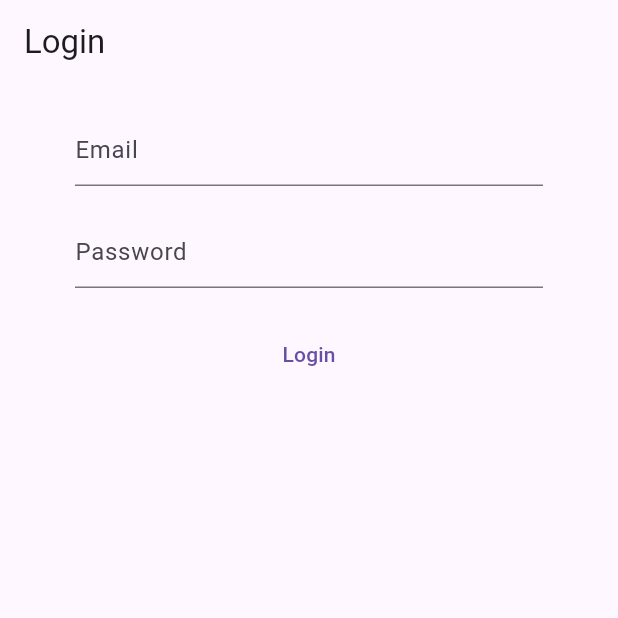
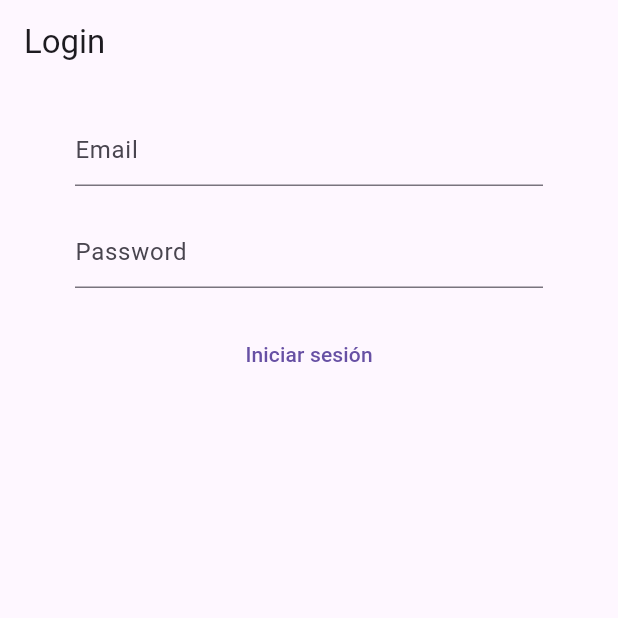
Before and after one commit to leanrodriguezst/ocr-app-flutter, a Flutter app: the screen it shows after launch, on a phone screen of 412 x 824 dp, the top half of it. Run offline on Flutter 3.47's test engine with Material 3 defaults, Android fonts, the phone set to English and light mode, and no system bars; our stand-ins replace dio, equatable, flutter_bloc, flutter_dotenv, get_it, go_router and 1 more; missing offline and left inert: google_ml_kit.

Commit message:
login working

```diff
--- a/lib/auth/presentation/bloc/login_bloc.dart
+++ b/lib/auth/presentation/bloc/login_bloc.dart
@@ -1,6 +1,7 @@
 import 'package:equatable/equatable.dart';
 import 'package:flutter_bloc/flutter_bloc.dart';
 import 'package:ocr_app_flutter/auth/presentation/interfaces/login_use_case.dart';
+import 'package:ocr_app_flutter/auth/presentation/viewstates/login_view_state.dart';
 
 part 'login_event.dart';
 part 'login_state.dart';
@@ -9,14 +10,32 @@ class LoginBloc extends Bloc<LoginEvent, LoginState> {
   final LoginUseCase _loginUseCase;
 
   LoginBloc(this._loginUseCase) : super(const LoginState()) {
-    on<Login>(_login);
+    on<FormSubmit>(_login);
+    on<UsernameChanged>(_usernameChanged);
+    on<PasswordChanged>(_passwordChanged);
   }
 
-  Future<void> _login(Login event, Emitter<LoginState> emit) async {
-    final result = await _loginUseCase.login(event.email, event.password);
+  Future<void> _login(FormSubmit event, Emitter<LoginState> emit) async {
+    emit(state.copyWith(viewState: const LoadingState()));
+    final email = state.username;
+    final password = state.password;
+    final result = await _loginUseCase.login(email, password);
     if (result.isFailure) {
+      emit(state.copyWith(viewState: ErrorState(result.error!)));
       return;
     }
-    emit(state.copyWith(token: result.value));
+    emit(state.copyWith(token: result.value, viewState: const ReadyState()));
+  }
+
+  void _usernameChanged(UsernameChanged event, Emitter<LoginState> emit) {
+    emit(
+      state.copyWith(username: event.username, viewState: const ReadyState()),
+    );
+  }
+
+  void _passwordChanged(PasswordChanged event, Emitter<LoginState> emit) {
+    emit(
+      state.copyWith(password: event.password, viewState: const ReadyState()),
+    );
   }
 }
--- a/lib/auth/presentation/bloc/login_event.dart
+++ b/lib/auth/presentation/bloc/login_event.dart
@@ -4,9 +4,18 @@ abstract class LoginEvent {
   const LoginEvent();
 }
 
-class Login extends LoginEvent {
-  final String email;
+class FormSubmit extends LoginEvent {
+  const FormSubmit();
+}
+
+class UsernameChanged extends LoginEvent {
+  final String username;
+
+  const UsernameChanged(this.username);
+}
+
+class PasswordChanged extends LoginEvent {
   final String password;
 
-  const Login(this.email, this.password);
+  const PasswordChanged(this.password);
 }
--- a/lib/auth/presentation/bloc/login_state.dart
+++ b/lib/auth/presentation/bloc/login_state.dart
@@ -2,13 +2,32 @@ part of 'login_bloc.dart';
 
 class LoginState extends Equatable {
   final String token;
+  final String username;
+  final String password;
 
-  const LoginState({this.token = ''});
+  final LoginViewState viewState;
+
+  const LoginState({
+    this.token = '',
+    this.username = '',
+    this.password = '',
+    this.viewState = const ReadyState(),
+  });
 
   @override
-  List<Object> get props => [token];
+  List<Object> get props => [token, username, password, viewState];
 
-  LoginState copyWith({String? token}) {
-    return LoginState(token: token ?? this.token);
+  LoginState copyWith({
+    String? token,
+    String? username,
+    String? password,
+    LoginViewState? viewState,
+  }) {
+    return LoginState(
+      token: token ?? this.token,
+      username: username ?? this.username,
+      password: password ?? this.password,
+      viewState: viewState ?? this.viewState,
+    );
   }
 }
--- a/lib/auth/presentation/screens/login_screen.dart
+++ b/lib/auth/presentation/screens/login_screen.dart
@@ -2,44 +2,94 @@ import 'package:flutter/material.dart';
 import 'package:flutter_bloc/flutter_bloc.dart';
 import 'package:get_it/get_it.dart';
 import 'package:ocr_app_flutter/auth/presentation/bloc/login_bloc.dart';
+import 'package:ocr_app_flutter/auth/presentation/viewstates/login_view_state.dart';
 
 class LoginScreen extends StatelessWidget {
   const LoginScreen({super.key});
+
+  void handleErrorMessage(BuildContext context, LoginState state) {
+    final viewState = state.viewState;
+    if (viewState is ErrorState) {
+      showDialog(
+        context: context,
+        builder: (context) {
+          return AlertDialog(
+            title: const Text('Error'),
+            content: Text(viewState.error.message),
+            actions: [
+              TextButton(
+                onPressed: () {
+                  //Dismiss
+                  Navigator.of(context).pop();
+                },
+                child: const Text('Aceptar'),
+              ),
+            ],
+          );
+        },
+      );
+    }
+  }
 
   @override
   Widget build(BuildContext context) {
     return BlocProvider(
       create: (context) => GetIt.instance<LoginBloc>(),
-      child: BlocBuilder<LoginBloc, LoginState>(
+      child: BlocConsumer<LoginBloc, LoginState>(
+        listenWhen:
+            (previous, current) =>
+                current.viewState is ErrorState ||
+                current.viewState is LoadingState,
+        listener: (context, state) => handleErrorMessage(context, state),
         builder: (context, state) {
           return Scaffold(
             appBar: AppBar(title: const Text('Login')),
-            body: Padding(
+            body:
+                state.viewState is LoadingState
+                    ? const Center(child: CircularProgressIndicator())
+                    : const _LoginView(),
+          );
+        },
+      ),
+    );
+  }
+}
+
+class _LoginView extends StatelessWidget {
+  const _LoginView();
+
+  @override
+  Widget build(BuildContext context) {
+    return Padding(
       padding: const EdgeInsets.symmetric(horizontal: 50),
       child: Column(
         children: [
           const SizedBox(height: 20),
           TextFormField(
+            initialValue: context.read<LoginBloc>().state.username,
+            onChanged:
+                (username) =>
+                    context.read<LoginBloc>().add(UsernameChanged(username)),
             keyboardType: TextInputType.emailAddress,
             decoration: const InputDecoration(hintText: 'Email'),
           ),
           const SizedBox(height: 20),
           TextFormField(
+            initialValue: context.read<LoginBloc>().state.password,
+            onChanged:
+                (password) =>
+                    context.read<LoginBloc>().add(PasswordChanged(password)),
             obscureText: true,
             decoration: const InputDecoration(hintText: 'Password'),
           ),
           const SizedBox(height: 20),
           TextButton(
             onPressed: () {
-                      context.read<LoginBloc>().add(const Login('asd', 'asd'));
+              context.read<LoginBloc>().add(const FormSubmit());
             },
-                    child: const Text('Login'),
+            child: const Text('Iniciar sesión'),
           ),
         ],
-              ),
-            ),
-          );
-        },
       ),
     );
   }
--- /dev/null
+++ b/lib/auth/presentation/viewstates/login_view_state.dart
@@ -0,0 +1,19 @@
+import 'package:ocr_app_flutter/core/presentation/models/ui_error.dart';
+
+sealed class LoginViewState {
+  const LoginViewState();
+}
+
+class LoadingState extends LoginViewState {
+  const LoadingState();
+}
+
+class ErrorState extends LoginViewState {
+  final UiError error;
+
+  ErrorState(this.error);
+}
+
+class ReadyState extends LoginViewState {
+  const ReadyState();
+}
--- a/lib/image_processing/usecases/process_image_use_case_impl.dart
+++ b/lib/image_processing/usecases/process_image_use_case_impl.dart
@@ -17,5 +17,6 @@ class ProcessImageUseCaseImpl extends ProcessImageUseCase {
       return Result(error: error);
     }
     return Result(value: result.value);
+    // return Result(error: UiError(message: 'Error'));
   }
 }
```
Also changed, not shown: lib/auth/infrastructure/auth_data_source_impl.dart (+8 -4 lines). Lines whose indentation alone changed are shown as unchanged.
